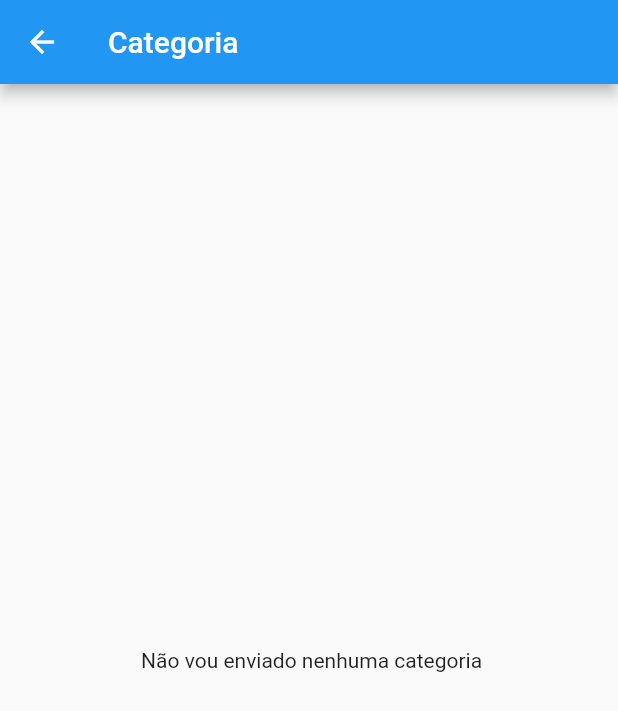
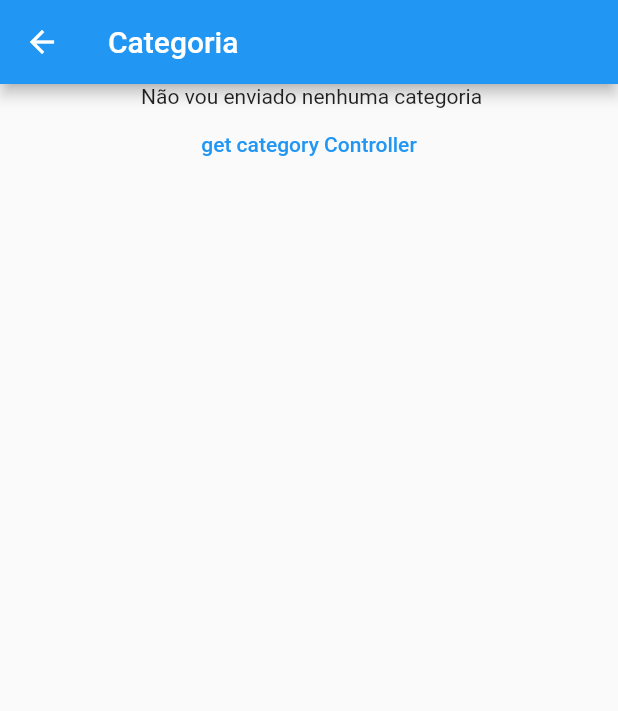
Before and after one commit to jsaintz/flutter-modular-example, a Flutter app: the CategoryPage screen opened by its route, on a phone screen of 412 x 824 dp. Shown: the top 711 px of the screen. Run offline on Flutter 3.47's test engine with Material 2 defaults, Android fonts, the phone set to English and light mode, and no system bars; our stand-ins replace flutter_modular.

```diff
--- a/lib/app/category/category_module.dart
+++ b/lib/app/category/category_module.dart
@@ -1,7 +1,13 @@
 import 'package:flutter_modular/flutter_modular.dart';
 import 'package:flutter_modular_example/app/category/category_page.dart';
+import 'package:flutter_modular_example/app/category/model/category_controller.dart';
 
 class CategoryModule extends Module {
+  @override
+  List<Bind<Object>> get binds => [
+        Bind.lazySingleton((i) => CategoryController()),
+      ];
+
   @override
   List<ModularRoute> get routes => [
         ChildRoute(
--- a/lib/app/category/category_page.dart
+++ b/lib/app/category/category_page.dart
@@ -1,6 +1,9 @@
 // ignore_for_file: public_member_api_docs, sort_constructors_first
+import 'dart:developer';
+
 import 'package:flutter/material.dart';
 import 'package:flutter_modular/flutter_modular.dart';
+import 'package:flutter_modular_example/app/category/model/category_controller.dart';
 
 class CategoryPage extends StatelessWidget {
   final String? category;
@@ -13,7 +16,18 @@ class CategoryPage extends StatelessWidget {
         title: const Text('Categoria'),
       ),
       body: Center(
-        child: Text(Modular.args.data ?? ' Não vou enviado nenhuma categoria'),
+        child: Column(
+          children: [
+            Text(Modular.args.data ?? ' Não vou enviado nenhuma categoria'),
+            TextButton(
+              child: const Text('get category Controller'),
+              onPressed: () {
+                var controller = Modular.get<CategoryController>();
+                log(' categoria ${controller.hashCode}');
+              },
+            )
+          ],
+        ),
       ),
     );
   }
--- /dev/null
+++ b/lib/app/category/model/category_controller.dart
@@ -0,0 +1,9 @@
+import 'package:flutter/foundation.dart';
+
+class CategoryController {
+  CategoryController() {
+    if (kDebugMode) {
+      print('Cateogira Controller $hashCode');
+    }
+  }
+}
```
